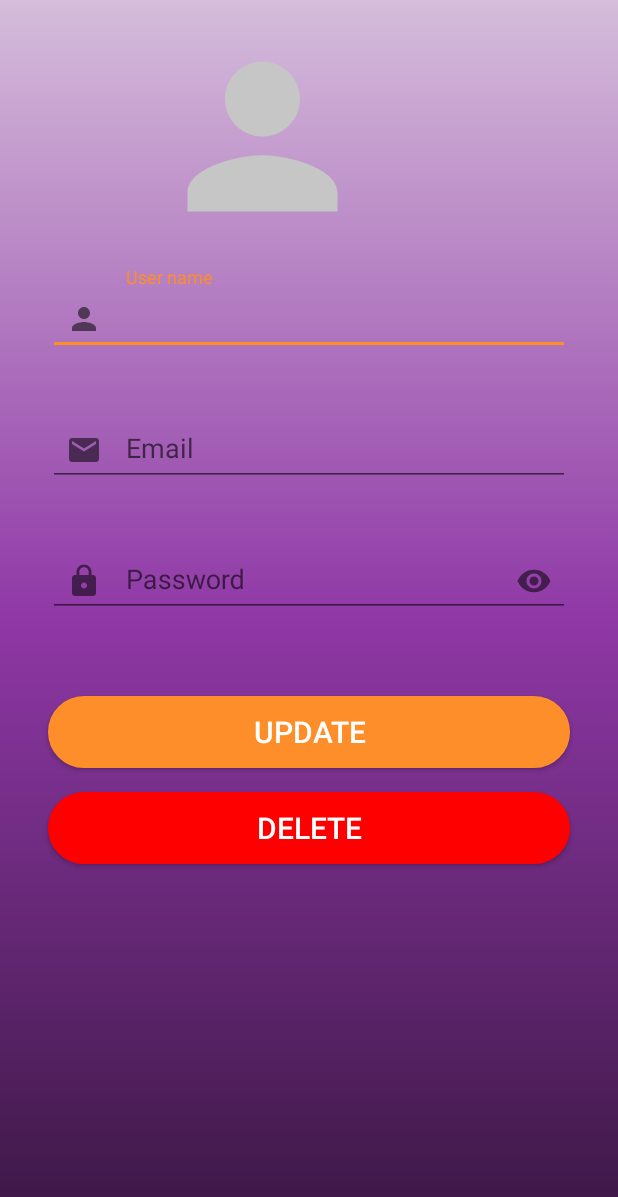
After one commit to AlmudenaRA/BSAuto, an Android app: the fragment MyProfileFragment shown on its own in the app's theme, on a phone screen of 412 x 824 dp. The commit adds this screen. Shown: the top 1197 px of the screen. Run offline under Robolectric (Android 15) with nearby library versions, the phone set to English and light mode, and no system bars.

Commit message:
Diseño fragment my profile

```diff
--- /dev/null
+++ b/app/src/main/java/com/example/bsauto/MyProfileFragment.kt
@@ -0,0 +1,57 @@
+package com.example.bsauto
+
+import android.os.Bundle
+import androidx.fragment.app.Fragment
+import android.view.LayoutInflater
+import android.view.View
+import android.view.ViewGroup
+
+// TODO: Rename parameter arguments, choose names that match
+// the fragment initialization parameters, e.g. ARG_ITEM_NUMBER
+private const val ARG_PARAM1 = "param1"
+private const val ARG_PARAM2 = "param2"
+
+/**
+ * A simple [Fragment] subclass.
+ * Use the [MyProfileFragment.newInstance] factory method to
+ * create an instance of this fragment.
+ */
+class MyProfileFragment : Fragment() {
+    // TODO: Rename and change types of parameters
+    private var param1: String? = null
+    private var param2: String? = null
+
+    override fun onCreate(savedInstanceState: Bundle?) {
+        super.onCreate(savedInstanceState)
+        arguments?.let {
+            param1 = it.getString(ARG_PARAM1)
+            param2 = it.getString(ARG_PARAM2)
+        }
+    }
+
+    override fun onCreateView(inflater: LayoutInflater, container: ViewGroup?,
+                              savedInstanceState: Bundle?): View? {
+        // Inflate the layout for this fragment
+        return inflater.inflate(R.layout.fragment_my_profile, container, false)
+    }
+
+    companion object {
+        /**
+         * Use this factory method to create a new instance of
+         * this fragment using the provided parameters.
+         *
+         * @param param1 Parameter 1.
+         * @param param2 Parameter 2.
+         * @return A new instance of fragment MyProfileFragment.
+         */
+        // TODO: Rename and change types and number of parameters
+        @JvmStatic
+        fun newInstance(param1: String, param2: String) =
+                MyProfileFragment().apply {
+                    arguments = Bundle().apply {
+                        putString(ARG_PARAM1, param1)
+                        putString(ARG_PARAM2, param2)
+                    }
+                }
+    }
+}
--- a/app/src/main/res/drawable/textfield_round.xml
+++ b/app/src/main/res/drawable/button_delete_round.xml
@@ -2,7 +2,8 @@
 <shape xmlns:android="http://schemas.android.com/apk/res/android"
     android:shape="rectangle">
     <corners android:radius = "50dp"/>
-    <stroke android:width="5px" android:color="@color/primary_light"/>
-    <solid android:color="@color/primary_light"/>
+    <stroke android:width="5px"
+        android:color="@color/red"/>
+    <solid android:color="@color/red"/>
 
 </shape>
--- /dev/null
+++ b/app/src/main/res/layout/fragment_my_profile.xml
@@ -0,0 +1,112 @@
+<?xml version="1.0" encoding="utf-8"?>
+<FrameLayout xmlns:android="http://schemas.android.com/apk/res/android"
+    xmlns:tools="http://schemas.android.com/tools"
+    android:layout_width="match_parent"
+    android:layout_height="match_parent"
+    xmlns:app="http://schemas.android.com/apk/res-auto"
+    tools:context=".MyProfileFragment">
+
+    <LinearLayout
+        android:id="@+id/linearLayout"
+        android:layout_width="match_parent"
+        android:layout_height="match_parent"
+        app:layout_constraintTop_toTopOf="parent"
+        app:layout_constraintEnd_toEndOf="parent"
+        app:layout_constraintStart_toStartOf="parent"
+        app:layout_constraintBottom_toBottomOf="parent"
+        android:orientation="vertical">
+
+    <ImageView
+        android:id="@+id/imgbtn_user"
+        android:layout_width="150dp"
+        android:layout_height="150dp"
+        android:layout_marginTop="16dp"
+        android:layout_marginBottom="8dp"
+        android:layout_marginLeft="100dp"
+        android:background="@drawable/ic_user_foreground" />
+
+    <com.google.android.material.textfield.TextInputLayout
+        android:id="@+id/txt_layout_user_my_profile"
+        android:layout_width="match_parent"
+        android:layout_height="wrap_content"
+        app:errorEnabled="true"
+        app:errorTextColor="@color/red"
+        app:startIconDrawable="@drawable/ic_user_foreground"
+        android:layout_marginHorizontal="32dp"
+        android:layout_marginVertical="4dp"
+        android:hint="@string/singup_user">
+
+        <com.google.android.material.textfield.TextInputEditText
+            android:id="@+id/txt_user_my_profile"
+            android:layout_width="match_parent"
+            android:layout_height="wrap_content"
+            android:textColor="@color/white"
+            />
+    </com.google.android.material.textfield.TextInputLayout>
+
+    <com.google.android.material.textfield.TextInputLayout
+        android:id="@+id/txt_layout_email_my_profile"
+        android:layout_width="match_parent"
+        android:layout_height="wrap_content"
+        app:errorEnabled="true"
+        app:errorTextColor="@color/red"
+        app:startIconDrawable="@drawable/ic_email_foreground"
+        android:layout_marginHorizontal="32dp"
+        android:layout_marginVertical="4dp"
+        android:hint="@string/login_email">
+
+        <com.google.android.material.textfield.TextInputEditText
+            android:id="@+id/txt_email_my_profile"
+            android:layout_width="match_parent"
+            android:layout_height="wrap_content"
+            android:inputType="textEmailAddress"
+            android:textColor="@color/white"
+            />
+    </com.google.android.material.textfield.TextInputLayout>
+
+    <com.google.android.material.textfield.TextInputLayout
+        android:id="@+id/txt_layout_pass_my_profile"
+        android:layout_width="match_parent"
+        android:layout_height="wrap_content"
+        app:passwordToggleEnabled="true"
+        app:errorEnabled="true"
+        app:errorTextColor="@color/red"
+        app:startIconDrawable="@drawable/ic_pass_foreground"
+        android:layout_marginHorizontal="32dp"
+        android:layout_marginVertical="4dp"
+        android:hint="@string/login_pass">
+        <com.google.android.material.textfield.TextInputEditText
+            android:id="@+id/txt_pass_my_profile"
+            android:layout_width="match_parent"
+            android:layout_height="wrap_content"
+            android:inputType="textPassword"
+            android:textColor="@color/white"/>
+    </com.google.android.material.textfield.TextInputLayout>
+
+    <Space
+        android:layout_width="match_parent"
+        android:layout_height="20dp" />
+
+    <Button
+        android:id="@+id/btn_update_my_profile"
+        android:layout_width="match_parent"
+        android:layout_height="wrap_content"
+        android:background="@drawable/button_round"
+        android:text="@string/my_profile_update"
+        android:textSize="20sp"
+        android:layout_marginHorizontal="32dp"
+        android:layout_marginVertical="8dp"/>
+
+    <Button
+        android:id="@+id/btn_delete_my_profile"
+        android:layout_width="match_parent"
+        android:layout_height="wrap_content"
+        android:background="@drawable/button_delete_round"
+        android:text="@string/my_profile_delete"
+        android:textSize="20sp"
+        android:layout_marginHorizontal="32dp"
+        android:layout_marginVertical="8dp"/>
+
+    </LinearLayout>
+
+</FrameLayout>
--- a/app/src/main/res/values/strings.xml
+++ b/app/src/main/res/values/strings.xml
@@ -42,4 +42,6 @@
     <string name="error_login">The email or password isn\'t correct"</string>
     <string name="error_singup">"Format the email or password isn\'t correct"</string>
 
+    <string name="my_profile_update">Update</string>
+    <string name="my_profile_delete">Delete</string>
 </resources>
```
